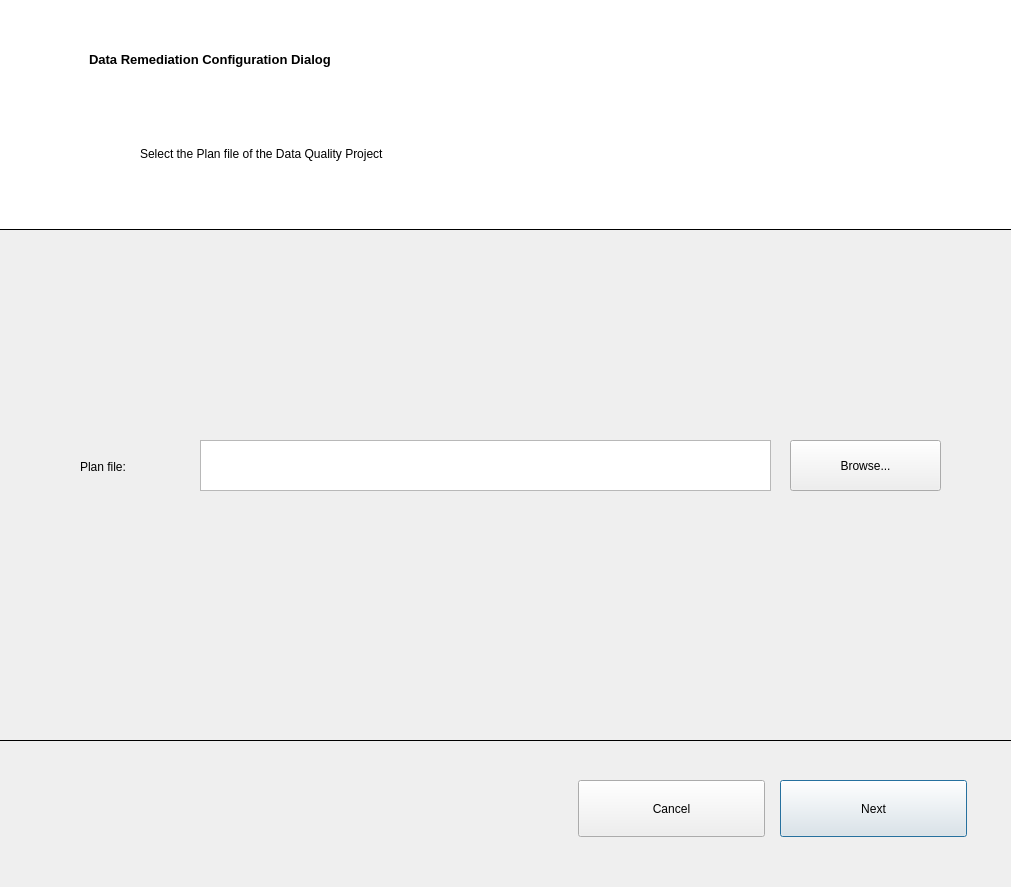
Above: remediate_data_dialog_ui1.ui from DavRaf/DQAnalyzerRulesGenerator before the change. Below: the same form after it.
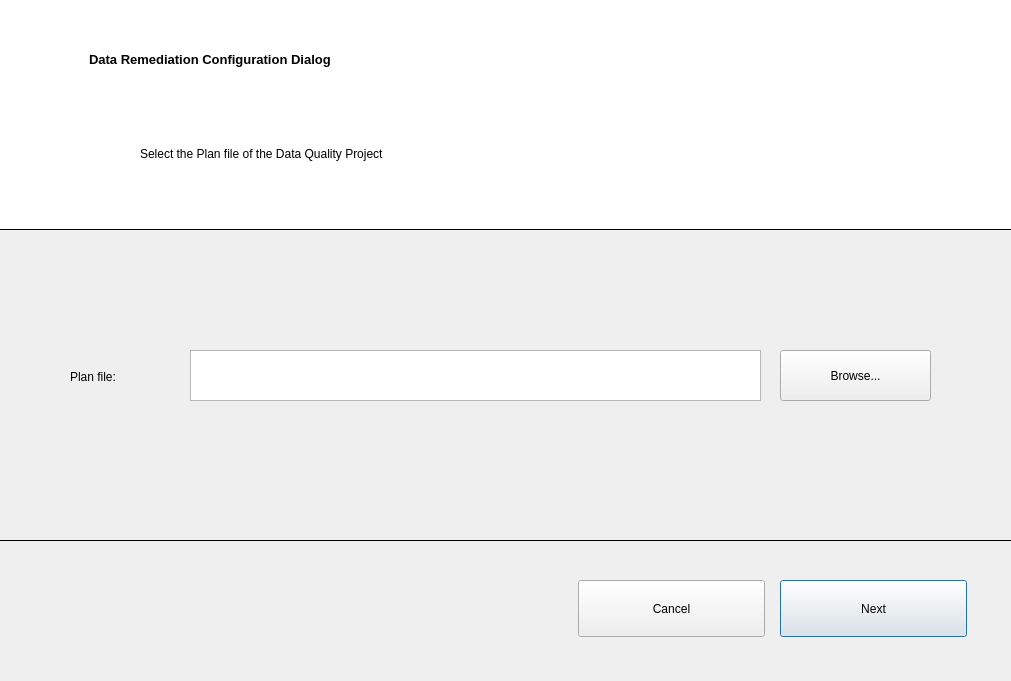
That is the form after the change.

What changed in the file:
```diff
--- a/remediate_data_dialog_ui1.ui
+++ b/remediate_data_dialog_ui1.ui
@@ -7,7 +7,7 @@
     <x>0</x>
     <y>0</y>
     <width>1011</width>
-    <height>887</height>
+    <height>681</height>
    </rect>
   </property>
   <property name="windowTitle">
@@ -90,7 +90,7 @@
    <property name="geometry">
     <rect>
      <x>-10</x>
-     <y>740</y>
+     <y>540</y>
      <width>1031</width>
      <height>151</height>
     </rect>
@@ -143,8 +143,8 @@
   <widget class="QLabel" name="label">
    <property name="geometry">
     <rect>
-     <x>80</x>
-     <y>450</y>
+     <x>70</x>
+     <y>360</y>
      <width>141</width>
      <height>33</height>
     </rect>
@@ -156,8 +156,8 @@
   <widget class="QPushButton" name="choose_plan_file_button">
    <property name="geometry">
     <rect>
-     <x>790</x>
-     <y>440</y>
+     <x>780</x>
+     <y>350</y>
      <width>151</width>
      <height>51</height>
     </rect>
@@ -169,8 +169,8 @@
   <widget class="QPlainTextEdit" name="plan_file_text_edit">
    <property name="geometry">
     <rect>
-     <x>200</x>
-     <y>440</y>
+     <x>190</x>
+     <y>350</y>
      <width>571</width>
      <height>51</height>
     </rect>
```
